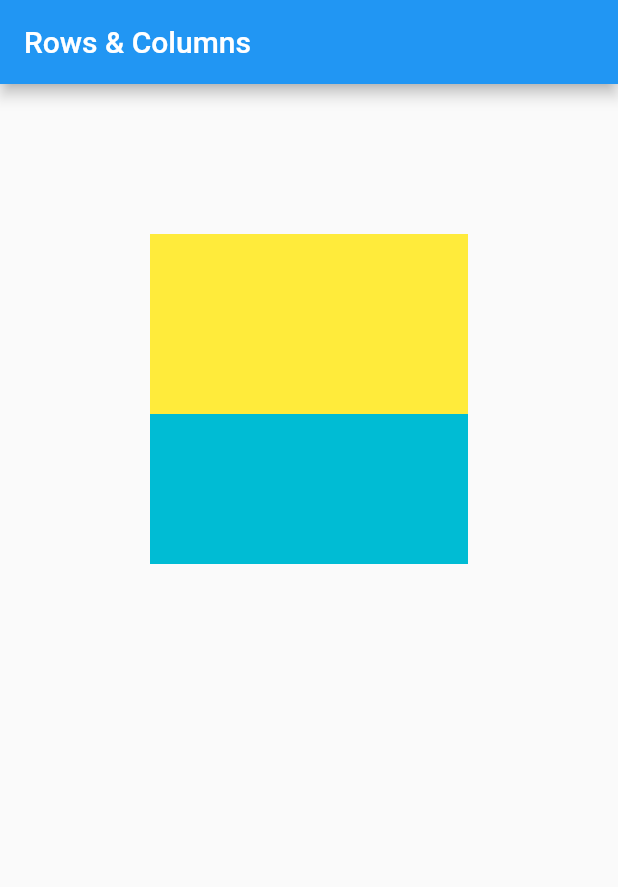
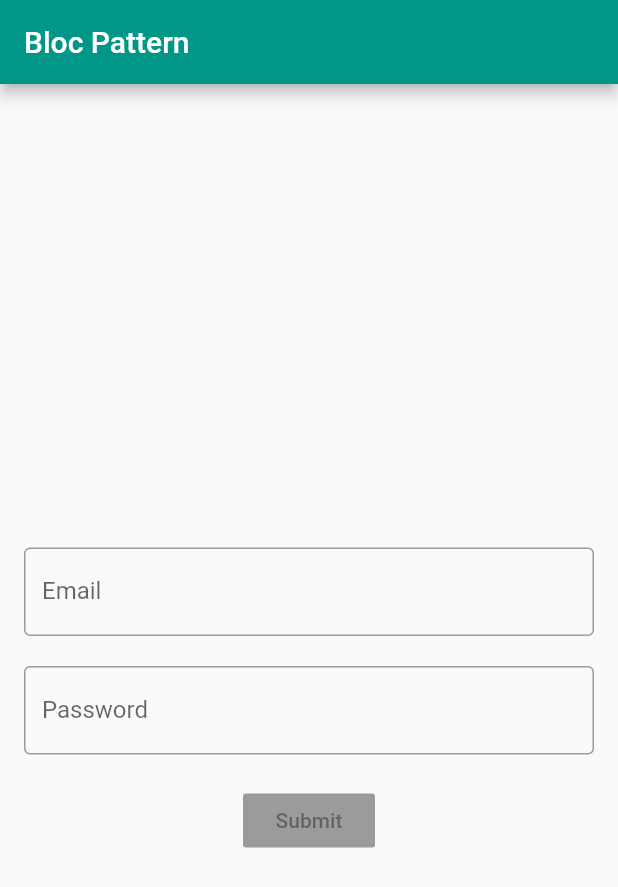
Before and after one commit to malisahin/flutter-practices, a Flutter app: the screen it shows after launch, on a phone screen of 412 x 824 dp. Shown: the top 887 px of the screen. Run offline on Flutter 3.47's test engine with Material 2 defaults, Android fonts, the phone set to English and light mode, and no system bars; our stand-ins replace rxdart.

Commit message:
Login with bloc pattern

```diff
--- a/lib/main.dart
+++ b/lib/main.dart
@@ -1,4 +1,4 @@
-import 'package:combine_mobile/sections/layout/layout-app.dart';
+import 'package:combine_mobile/sections/login-bloc/login-bloc-home-page.dart';
 import 'package:flutter/material.dart';
 
 /* Forms, Validations, Value Change */
@@ -46,4 +46,6 @@ import 'package:flutter/material.dart';
 
 //void main() => runApp(IsolatesApp()); // Isolate DI example
 
-void main() => runApp(LayoutApp()); // LayoutApp example
+//void main() => runApp(LayoutApp()); // LayoutApp example
+
+void main() => runApp(LoginBlocHome()); // Bloc Pattern login page example
--- /dev/null
+++ b/lib/sections/login-bloc/login-bloc-home-page.dart
@@ -0,0 +1,80 @@
+import 'package:combine_mobile/sections/login-bloc/login-bloc.dart';
+import 'package:combine_mobile/sections/login-bloc/second-page.dart';
+import 'package:flutter/material.dart';
+
+class LoginBlocHome extends StatelessWidget {
+  @override
+  Widget build(BuildContext context) {
+    return MaterialApp(
+      home: LoginBlocHomePage(),
+      theme: ThemeData(
+        primarySwatch: Colors.teal,
+      ),
+      debugShowCheckedModeBanner: false,
+    );
+  }
+}
+
+class LoginBlocHomePage extends StatelessWidget {
+  @override
+  Widget build(BuildContext context) {
+    final bloc = LoginBloc();
+
+    return Scaffold(
+      appBar: AppBar(
+        title: Text('Bloc Pattern'),
+      ),
+      body: SingleChildScrollView(
+        child: Container(
+          height: MediaQuery.of(context).size.height,
+          padding: EdgeInsets.all(16),
+          child: Column(
+            mainAxisSize: MainAxisSize.max,
+            mainAxisAlignment: MainAxisAlignment.center,
+            children: <Widget>[
+              StreamBuilder<String>(
+                  stream: bloc.email,
+                  builder: (context, snapshot) => TextField(
+                        onChanged: (value) => bloc.emailChanged.add(value),
+                        keyboardType: TextInputType.emailAddress,
+                        decoration: InputDecoration(
+                            border: OutlineInputBorder(),
+                            hintText: 'Enter Email',
+                            labelText: 'Email',
+                            errorText: snapshot.error),
+                      )),
+              SizedBox(height: 20),
+              StreamBuilder<String>(
+                stream: bloc.password,
+                builder: (context, snapshot) => TextField(
+                      onChanged: (value) => bloc.paswordChanged.add(value),
+                      keyboardType: TextInputType.text,
+                      obscureText: true,
+                      decoration: InputDecoration(
+                          border: OutlineInputBorder(),
+                          hintText: 'Enter Password',
+                          labelText: 'Password',
+                          errorText: snapshot.error),
+                    ),
+              ),
+              SizedBox(height: 20),
+              StreamBuilder<bool>(
+                  stream: bloc.submitCheck,
+                  builder: (context, snapshot) => RaisedButton(
+                      onPressed: snapshot.hasData
+                          ? () => changeThePage(context)
+                          : null,
+                      child: Text('Submit'),
+                      color: Colors.tealAccent))
+            ],
+          ),
+        ),
+      ),
+    );
+  }
+
+  changeThePage(BuildContext context) {
+    Navigator.of(context)
+        .push(MaterialPageRoute(builder: (context) => PageTwo()));
+  }
+}
--- /dev/null
+++ b/lib/sections/login-bloc/login-bloc.dart
@@ -0,0 +1,31 @@
+import 'dart:async';
+
+import 'package:combine_mobile/sections/login-bloc/login-validator.dart';
+import 'package:rxdart/rxdart.dart';
+
+class LoginBloc extends Object with LoginValidator implements BaseBloc {
+  final _emailController = BehaviorSubject<String>();
+  final _passwordController = BehaviorSubject<String>();
+
+  StreamSink<String> get emailChanged => _emailController.sink;
+
+  StreamSink<String> get paswordChanged => _passwordController.sink;
+
+  Stream<String> get email => _emailController.stream.transform(emailValidator);
+
+  Stream<String> get password =>
+      _passwordController.stream.transform(passwordValidator);
+
+  Stream<bool> get submitCheck =>
+      Observable.combineLatest2(email, password, (e, p) => true);
+
+  @override
+  void dispose() {
+    _emailController?.close();
+    _passwordController?.close();
+  }
+}
+
+abstract class BaseBloc {
+  void dispose();
+}
--- /dev/null
+++ b/lib/sections/login-bloc/login-validator.dart
@@ -0,0 +1,21 @@
+import 'dart:async';
+
+mixin LoginValidator {
+  var emailValidator =
+      StreamTransformer<String, String>.fromHandlers(handleData: (email, sink) {
+    if (email.contains('@')) {
+      sink.add(email);
+    } else {
+      sink.addError('Email is not valid');
+    }
+  });
+
+  var passwordValidator = StreamTransformer<String, String>.fromHandlers(
+      handleData: (password, sink) {
+    if (password.length > 4) {
+      sink.add(password);
+    } else {
+      sink.addError('Password is not valid');
+    }
+  });
+}
--- /dev/null
+++ b/lib/sections/login-bloc/second-page.dart
@@ -0,0 +1,15 @@
+import 'package:flutter/material.dart';
+
+class PageTwo extends StatelessWidget {
+  @override
+  Widget build(BuildContext context) {
+    return Scaffold(
+      appBar: AppBar(
+        title: Text("Page 2"),
+      ),
+      body: Center(
+        child: Text("Page 2"),
+      ),
+    );
+  }
+}
```
